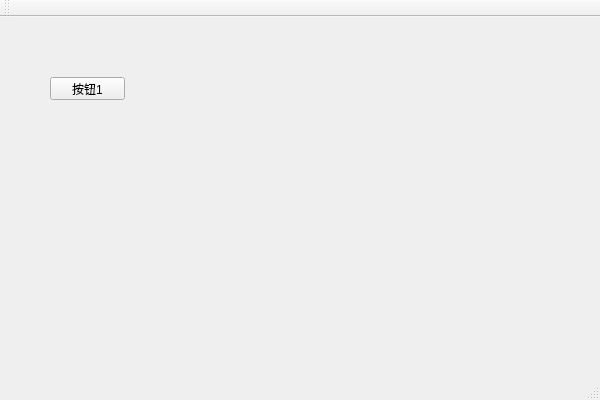
Qt form ifdealer_QT.ui (ifdealer/QT-tools) before a commit.
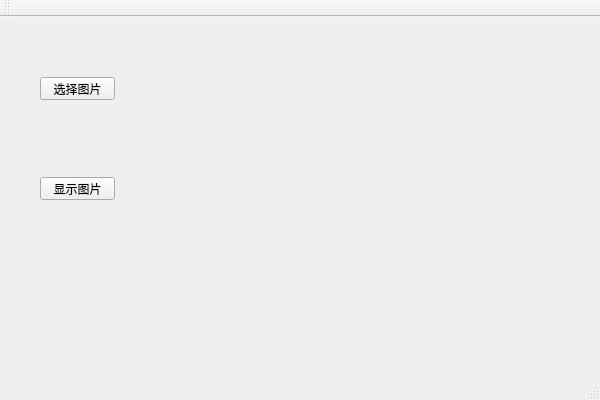
The same form after that commit.

Commit message: 新增了显示图片，以及可以显示图片坐标值，放大平移图片

The edit to the form file:
```diff
--- a/ifdealer_QT.ui
+++ b/ifdealer_QT.ui
@@ -17,14 +17,27 @@
    <widget class="QPushButton" name="PT1">
     <property name="geometry">
      <rect>
-      <x>50</x>
+      <x>40</x>
       <y>60</y>
       <width>75</width>
       <height>23</height>
      </rect>
     </property>
     <property name="text">
-     <string>按钮1</string>
+     <string>选择图片</string>
+    </property>
+   </widget>
+   <widget class="QPushButton" name="Showimage">
+    <property name="geometry">
+     <rect>
+      <x>40</x>
+      <y>160</y>
+      <width>75</width>
+      <height>23</height>
+     </rect>
+    </property>
+    <property name="text">
+     <string>显示图片</string>
     </property>
    </widget>
   </widget>
```
Left out of the diff: 2 changed lines with no effect on the pictures. The commit also changes 10 other files.
